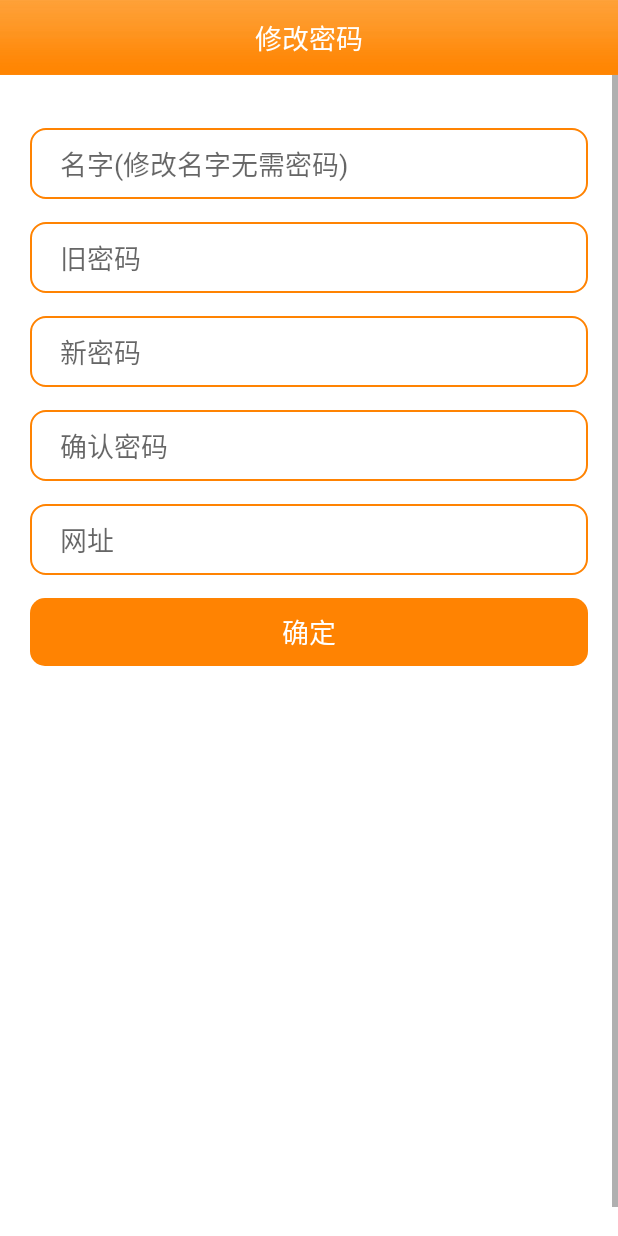
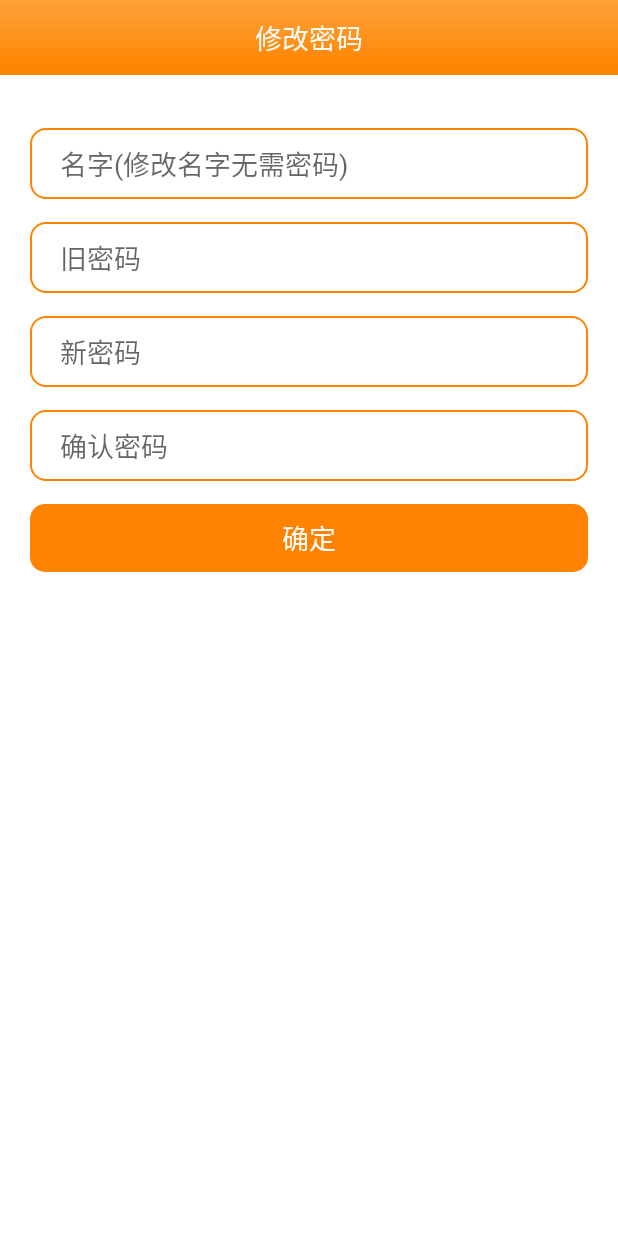
Before and after one commit to smapley/prints_neibu, an Android app: the layout activity_gaimi.xml on its own in the app's theme, with its tools: preview values and no code run, on a phone screen of 412 x 824 dp. Run offline under Robolectric (Android 15) with nearby library versions, the phone set to English and light mode, and no system bars.

```diff
--- a/app/src/main/java/com/smapley/prints2/activity/Gaimi.java
+++ b/app/src/main/java/com/smapley/prints2/activity/Gaimi.java
@@ -31,8 +31,6 @@ public class Gaimi extends Activity {
     private EditText newmi1;
     @ViewInject(R.id.newmi2)
     private EditText newmi2;
-    @ViewInject(R.id.newmi3)
-    private EditText newmi3;
     @ViewInject(R.id.ming)
     private EditText ming;
 
@@ -67,7 +65,7 @@ public class Gaimi extends Activity {
     }
 
     public void checkGaimi(View view) {
-        reggaimiService.load(new ReggaimiParams(MyData.UserName, ming.getText().toString(), oldmi.getText().toString(), newmi1.getText().toString(), newmi2.getText().toString(),newmi3.getText().toString()));
-    }
+        reggaimiService.load(new ReggaimiParams(MyData.UserName, ming.getText().toString(), oldmi.getText().toString(), newmi1.getText().toString(), newmi2.getText().toString()));
+}
 
 }
--- a/app/src/main/java/com/smapley/prints2/http/params/ReggaimiParams.java
+++ b/app/src/main/java/com/smapley/prints2/http/params/ReggaimiParams.java
@@ -11,14 +11,13 @@ import org.xutils.http.RequestParams;
  */
 public class ReggaimiParams extends RequestParams {
 
-    public ReggaimiParams(String user1, String ming,String oldmi,String newmi1,String newmi2,String murl) {
+    public ReggaimiParams(String user1, String ming,String oldmi,String newmi1,String newmi2) {
         super(MyData.getURL_reggaimi());
         addBodyParameter("user1", user1);
         addBodyParameter("ming", ming);
         addBodyParameter("oldmi", oldmi);
         addBodyParameter("newmi1", newmi1);
         addBodyParameter("newmi2", newmi2);
-        addBodyParameter("murl", murl);
         try {
             LogUtil.d(toJSONString());
         }catch (Exception e){
--- a/app/src/main/res/layout/activity_gaimi.xml
+++ b/app/src/main/res/layout/activity_gaimi.xml
@@ -91,20 +91,6 @@
                     android:paddingLeft="20dp"
                     android:paddingTop="10dp"
                     android:textCursorDrawable="@mipmap/cursor" />
-                <EditText
-                    android:id="@+id/newmi3"
-                    android:layout_width="match_parent"
-                    android:layout_height="wrap_content"
-                    android:layout_marginTop="@dimen/login_marginTop"
-                    android:layout_weight="1"
-                    android:background="@drawable/textview_circle2s"
-                    android:singleLine="true"
-                    android:hint="网址"
-                    android:inputType="textPassword"
-                    android:paddingBottom="10dp"
-                    android:paddingLeft="20dp"
-                    android:paddingTop="10dp"
-                    android:textCursorDrawable="@mipmap/cursor" />
 
                 <Button
                     android:id="@+id/send"
```
